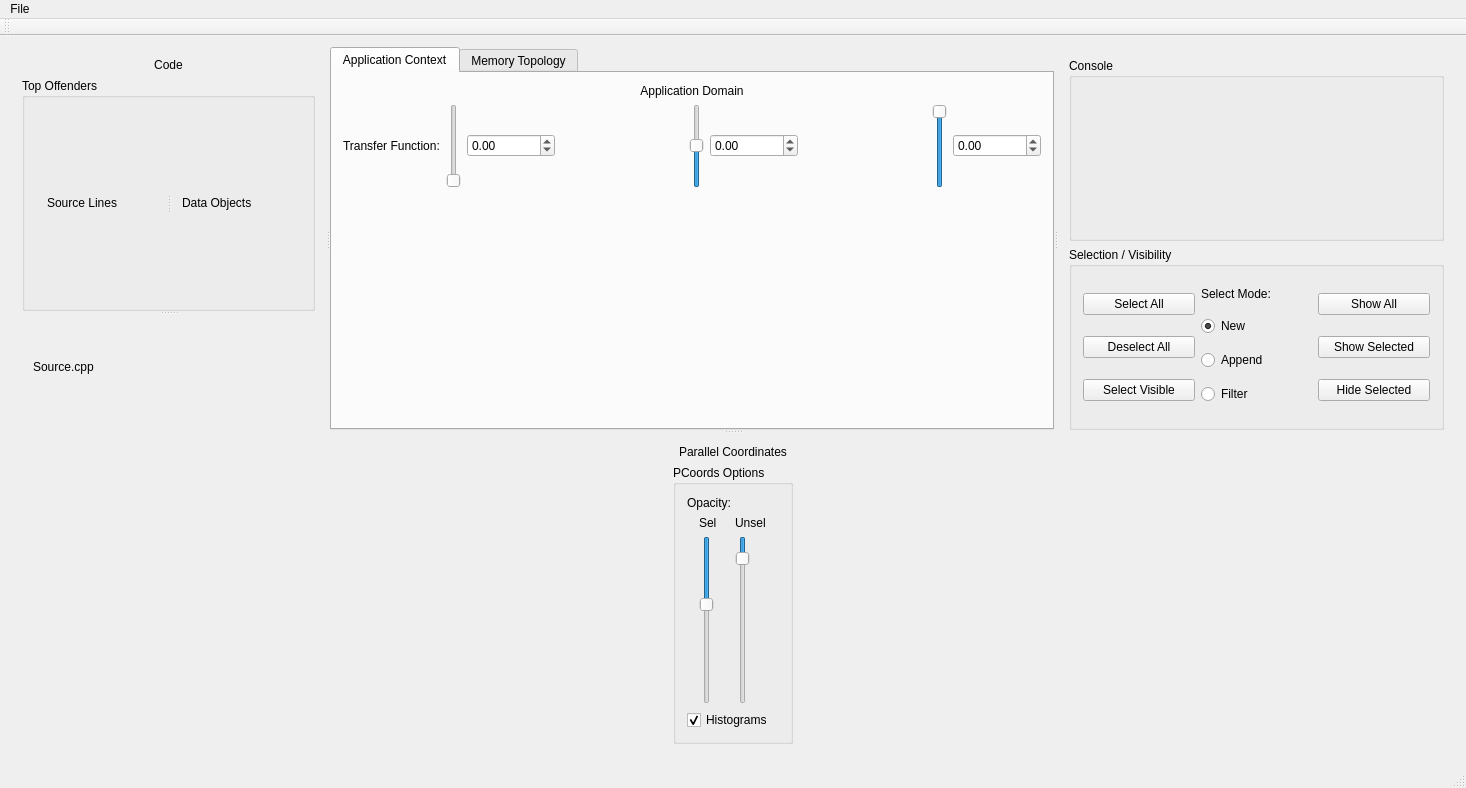
The window that src/form.ui (LLNL/MemAxes) describes before a commit, drawn with Qt 5.
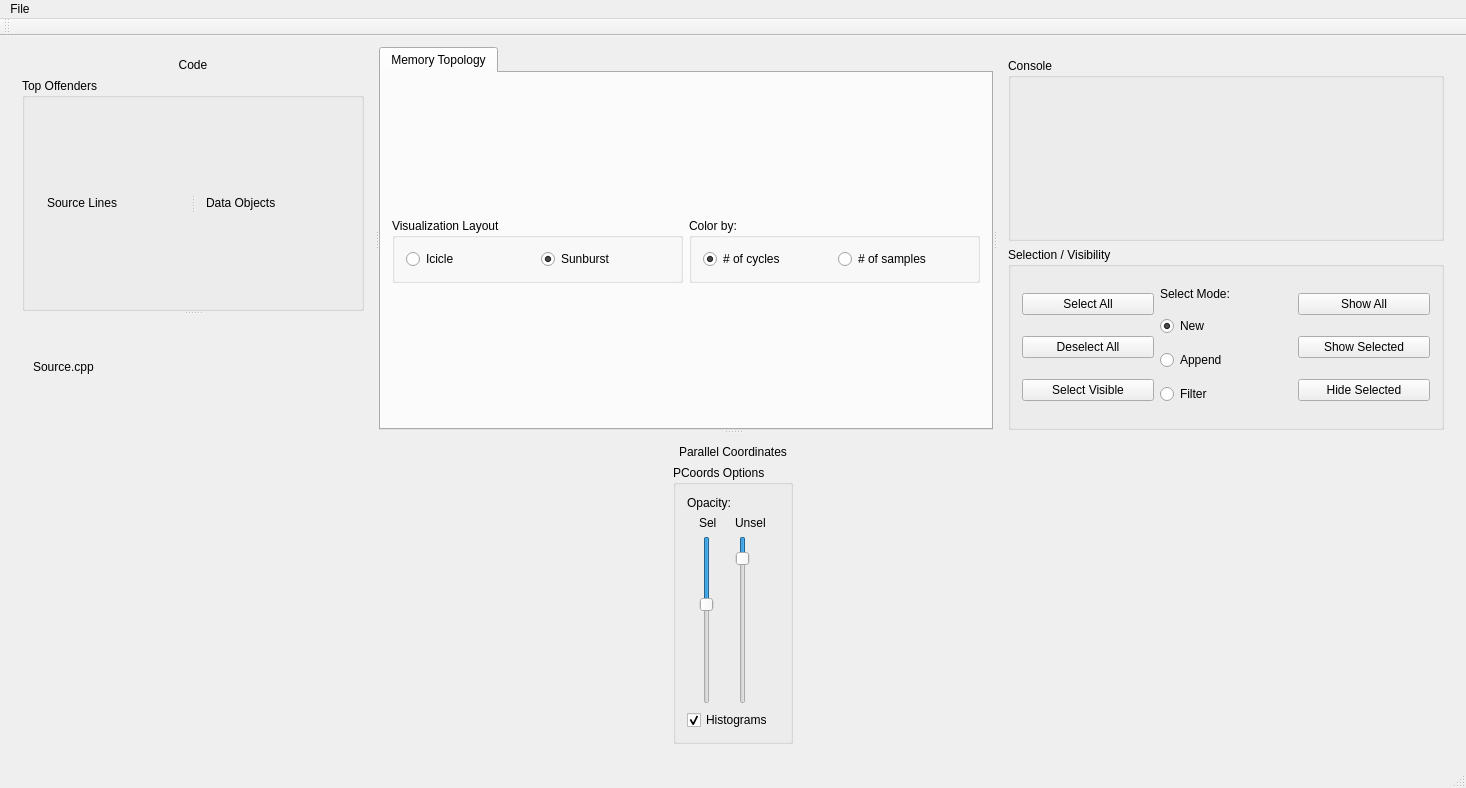
The same window after the commit. The open tabs and pages were chosen to show the change.

The edit to the form file:
```diff
--- a/src/form.ui
+++ b/src/form.ui
@@ -118,152 +118,6 @@
         <property name="currentIndex">
          <number>1</number>
         </property>
-        <widget class="QWidget" name="applicationTab">
-         <attribute name="title">
-          <string>Application Context</string>
-         </attribute>
-         <layout class="QVBoxLayout" name="AppDomainLayout">
-          <item>
-           <widget class="QLabel" name="AppDomain_label">
-            <property name="text">
-             <string>Application Domain</string>
-            </property>
-            <property name="alignment">
-             <set>Qt::AlignCenter</set>
-            </property>
-           </widget>
-          </item>
-          <item>
-           <layout class="QHBoxLayout" name="horizontalLayout">
-            <item>
-             <widget class="QLabel" name="label_9">
-              <property name="text">
-               <string>Transfer Function:</string>
-              </property>
-             </widget>
-            </item>
-            <item>
-             <widget class="QSlider" name="minAlpha">
-              <property name="sizePolicy">
-               <sizepolicy hsizetype="Fixed" vsizetype="Minimum">
-                <horstretch>0</horstretch>
-                <verstretch>0</verstretch>
-               </sizepolicy>
-              </property>
-              <property name="orientation">
-               <enum>Qt::Vertical</enum>
-              </property>
-             </widget>
-            </item>
-            <item>
-             <widget class="QDoubleSpinBox" name="minVal">
-              <property name="minimum">
-               <double>-999999999.000000000000000</double>
-              </property>
-              <property name="maximum">
-               <double>999999999.000000000000000</double>
-              </property>
-             </widget>
-            </item>
-            <item>
-             <spacer name="horizontalSpacer">
-              <property name="orientation">
-               <enum>Qt::Horizontal</enum>
-              </property>
-              <property name="sizeHint" stdset="0">
-               <size>
-                <width>40</width>
-                <height>20</height>
-               </size>
-              </property>
-             </spacer>
-            </item>
-            <item>
-             <widget class="QSlider" name="midAlpha">
-              <property name="sizePolicy">
-               <sizepolicy hsizetype="Fixed" vsizetype="Minimum">
-                <horstretch>0</horstretch>
-                <verstretch>0</verstretch>
-               </sizepolicy>
-              </property>
-              <property name="value">
-               <number>50</number>
-              </property>
-              <property name="orientation">
-               <enum>Qt::Vertical</enum>
-              </property>
-             </widget>
-            </item>
-            <item>
-             <widget class="QDoubleSpinBox" name="midVal">
-              <property name="minimum">
-               <double>-999999999.000000000000000</double>
-              </property>
-              <property name="maximum">
-               <double>999999999.000000000000000</double>
-              </property>
-             </widget>
-            </item>
-            <item>
-             <spacer name="horizontalSpacer_2">
-              <property name="orientation">
-               <enum>Qt::Horizontal</enum>
-              </property>
-              <property name="sizeHint" stdset="0">
-               <size>
-                <width>40</width>
-                <height>20</height>
-               </size>
-              </property>
-             </spacer>
-            </item>
-            <item>
-             <widget class="QSlider" name="maxAlpha">
-              <property name="sizePolicy">
-               <sizepolicy hsizetype="Fixed" vsizetype="Minimum">
-                <horstretch>0</horstretch>
-                <verstretch>0</verstretch>
-               </sizepolicy>
-              </property>
-              <property name="value">
-               <number>99</number>
-              </property>
-              <property name="orientation">
-               <enum>Qt::Vertical</enum>
-              </property>
-             </widget>
-            </item>
-            <item>
-             <widget class="QDoubleSpinBox" name="maxVal">
-              <property name="minimum">
-               <double>-999999999.000000000000000</double>
-              </property>
-              <property name="maximum">
-               <double>999999999.000000000000000</double>
-              </property>
-             </widget>
-            </item>
-           </layout>
-          </item>
-          <item>
-           <layout class="QHBoxLayout" name="volVizLayout">
-            <item>
-             <spacer name="verticalSpacer">
-              <property name="orientation">
-               <enum>Qt::Vertical</enum>
-              </property>
-              <property name="sizeHint" stdset="0">
-               <size>
-                <width>20</width>
-                <height>40</height>
-               </size>
-              </property>
-             </spacer>
-            </item>
-           </layout>
-          </item>
-         </layout>
-        </widget>
         <widget class="QWidget" name="memoryTab">
          <attribute name="title">
           <string>Memory Topology</string>
```
